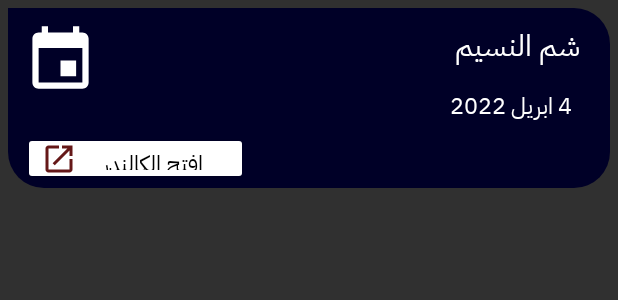
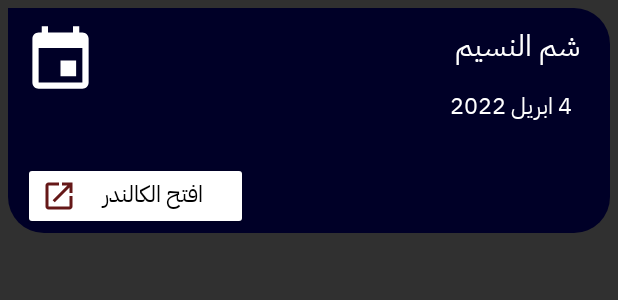
Before and after one commit to AbdelRahmanRefaat/Shams-Virtual-Assistant, an Android app: the layout calendar.xml on its own in the app's theme, with its tools: preview values and no code run, on a phone screen of 412 x 824 dp. Shown: the top 300 px of the screen. Run offline under Robolectric (Android 15) with nearby library versions, the phone set to English and light mode, and no system bars.

Commit message:
final commit

```diff
--- a/app/src/main/java/com/example/marcello/core/BotManager.java
+++ b/app/src/main/java/com/example/marcello/core/BotManager.java
@@ -225,6 +225,7 @@ public class BotManager implements DialogManager.IDialogResult {
             message.setMessageType(MessageType.CALENDAR_NEW);
             message.setMessageSender(Message.MESSAGE_SENDER_BOT);
             message.setData(result);
+            message.setMessageText("تم تسجيل الايفينت.");
             try {
                 calendarManager.insertCalendar(context, result);
                 mCommandExecution.onCommandExecutionFinished(message);
@@ -255,6 +256,9 @@ public class BotManager implements DialogManager.IDialogResult {
                 }
                 if(events.isEmpty()){
                     mCommandExecution.onCommandExecutionFinished(new Message("لا يوجد اى مواعيد.", Message.MESSAGE_SENDER_BOT, MessageType.TEXT));
+                }else{
+                    mCommandExecution.onCommandExecutionFinished(new Message("هذه هى مواعيدك اليوم.", Message.MESSAGE_SENDER_BOT, MessageType.TEXT));
+
                 }
             }catch (Exception e){
                 e.printStackTrace();
--- a/app/src/main/java/com/example/marcello/providers/AlarmClockManager.java
+++ b/app/src/main/java/com/example/marcello/providers/AlarmClockManager.java
@@ -11,7 +11,7 @@ import java.util.HashMap;
 public class AlarmClockManager {
     private static final String TAG = "AlarmClockManager";
     private static AlarmClockManager instance = new AlarmClockManager();
-    final int [] days = {Calendar.MONDAY, Calendar.SATURDAY, Calendar.SUNDAY, Calendar.THURSDAY, Calendar.WEDNESDAY, Calendar.TUESDAY, Calendar.FRIDAY};
+    final int [] days = { 0, Calendar.SUNDAY, Calendar.MONDAY, Calendar.TUESDAY, Calendar.WEDNESDAY, Calendar.THURSDAY, Calendar.FRIDAY, Calendar.SATURDAY};
     private AlarmClockManager(){
     }
     public static synchronized AlarmClockManager getInstance(){
--- a/app/src/main/java/com/example/marcello/providers/CalendarManager.java
+++ b/app/src/main/java/com/example/marcello/providers/CalendarManager.java
@@ -58,7 +58,7 @@ public class CalendarManager {
     * */
     public String insertCalendar(Context context, HashMap<Object, Object> data) throws ParseException {
 
-        long calID = 1;
+        long calID = 3;
         long startMillis = 0;
         long endMillis = 0;
 
--- a/app/src/main/res/layout/calendar.xml
+++ b/app/src/main/res/layout/calendar.xml
@@ -6,7 +6,7 @@
 
     <RelativeLayout
         android:layout_width="match_parent"
-        android:layout_height="120dp"
+        android:layout_height="150dp"
         android:layout_centerInParent="true"
         android:layout_marginStart="5dp"
         android:layout_marginTop="5dp"
@@ -58,7 +58,7 @@
             android:id="@+id/open_calendar"
             android:layout_width="150dp"
             android:maxWidth="250dp"
-            android:layout_height="35dp"
+            android:layout_height="45dp"
             android:layout_alignParentEnd="false"
             android:layout_alignParentBottom="true"
             android:layout_marginStart="10dp"
```
Also changed, not shown: app/src/main/java/com/example/marcello/core/DialogManager.java (+8 -0 lines).
